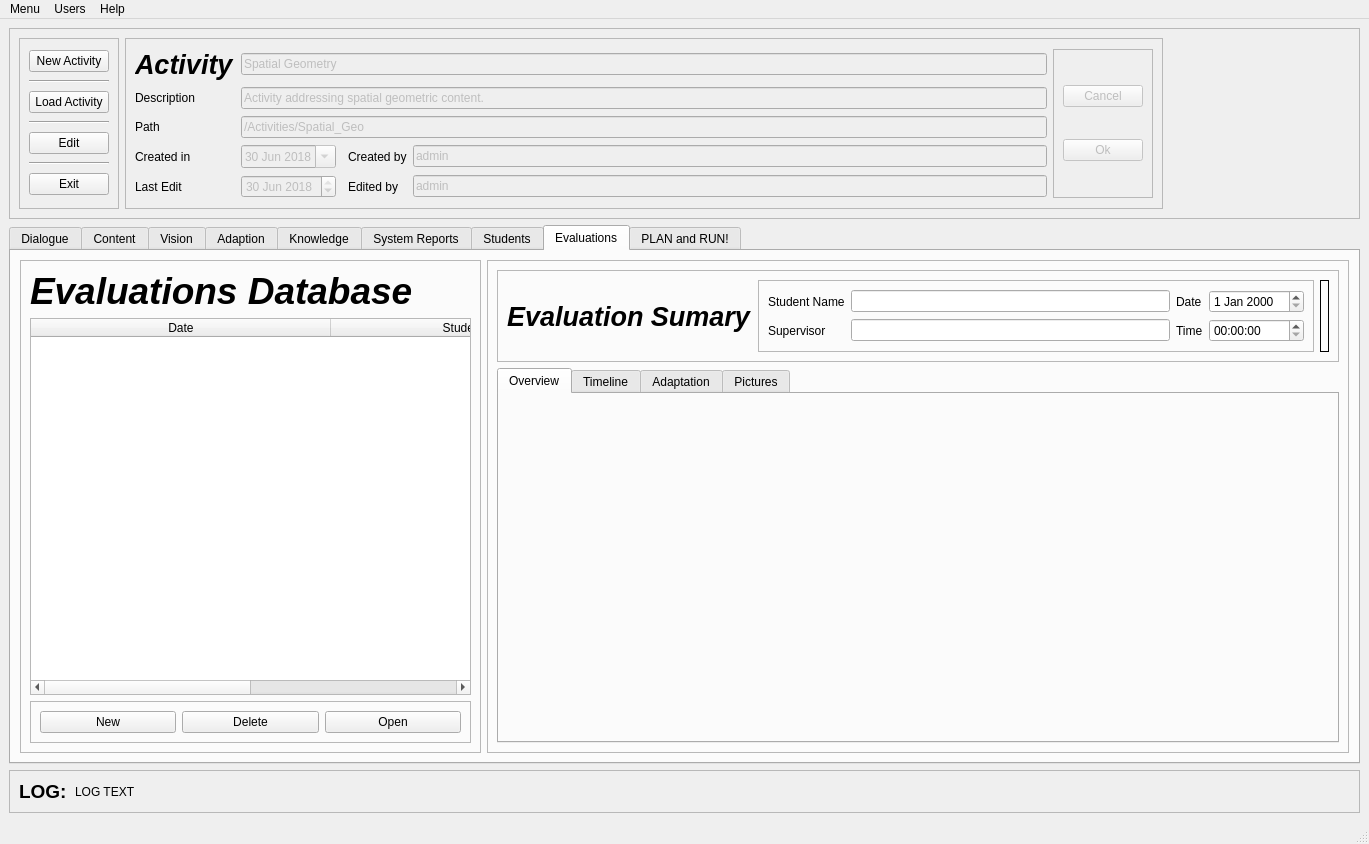
This is Arch_2_1/GUI/activities_Manager.ui in LAR-Educational/Architecture_v2_0 as Qt 5 draws it before an edit. The edited form follows.
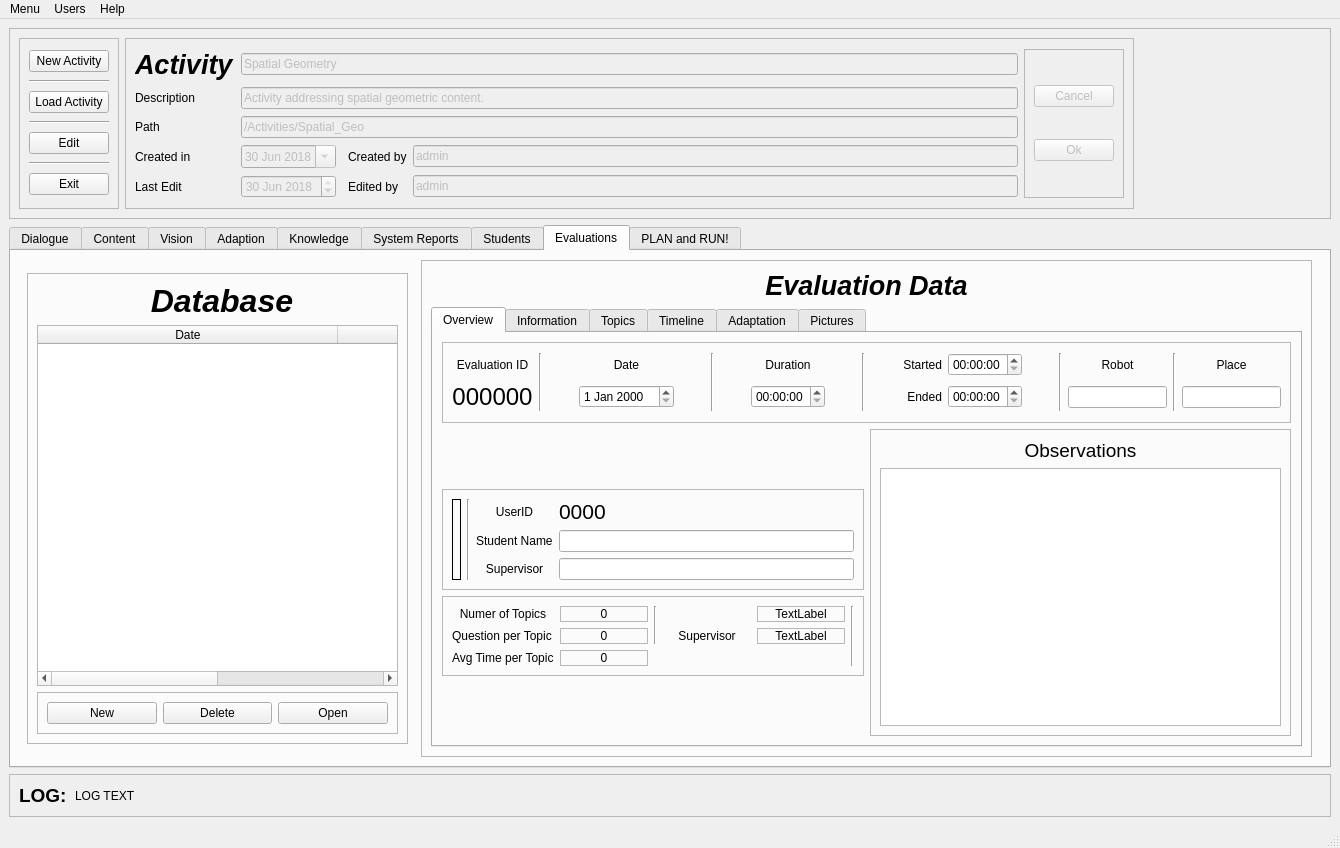
This is the edited form. The open tabs and pages were chosen to show the change. Icons and pictures are not drawn.

Commit message: users wit figure

```diff
--- a/Arch_2_1/GUI/activities_Manager.ui
+++ b/Arch_2_1/GUI/activities_Manager.ui
@@ -6,8 +6,8 @@
    <rect>
     <x>0</x>
     <y>0</y>
-    <width>1369</width>
-    <height>844</height>
+    <width>1340</width>
+    <height>848</height>
    </rect>
   </property>
   <property name="font">
@@ -3661,8 +3661,8 @@
          <widget class="QFrame" name="frame_26">
           <property name="maximumSize">
            <size>
-            <width>461</width>
-            <height>521</height>
+            <width>381</width>
+            <height>471</height>
            </size>
           </property>
           <property name="frameShape">
@@ -3677,14 +3677,17 @@
              <property name="font">
               <font>
                <family>Ubuntu</family>
-               <pointsize>28</pointsize>
+               <pointsize>24</pointsize>
                <weight>75</weight>
                <italic>true</italic>
                <bold>true</bold>
               </font>
              </property>
              <property name="text">
-              <string>Evaluations Database</string>
+              <string> Database</string>
+             </property>
+             <property name="alignment">
+              <set>Qt::AlignCenter</set>
              </property>
             </widget>
            </item>
@@ -3766,6 +3769,35 @@
           </property>
           <layout class="QGridLayout" name="gridLayout_39">
            <item row="0" column="0">
+            <widget class="QLabel" name="label_38">
+             <property name="font">
+              <font>
+               <family>Ubuntu</family>
+               <pointsize>20</pointsize>
+               <weight>75</weight>
+               <italic>true</italic>
+               <bold>true</bold>
+              </font>
+             </property>
+             <property name="text">
+              <string>Evaluation Data</string>
+             </property>
+             <property name="alignment">
+              <set>Qt::AlignCenter</set>
+             </property>
+            </widget>
+           </item>
+           <item row="1" column="0">
+            <widget class="QTabWidget" name="tabWidget">
+             <property name="currentIndex">
+              <number>0</number>
+             </property>
+             <widget class="QWidget" name="tab_16">
+              <attribute name="title">
+               <string>Overview</string>
+              </attribute>
+              <layout class="QGridLayout" name="gridLayout_58">
+               <item row="3" column="0">
             <widget class="QFrame" name="frame_47">
              <property name="frameShape">
               <enum>QFrame::StyledPanel</enum>
@@ -3774,24 +3806,136 @@
               <enum>QFrame::Raised</enum>
              </property>
              <layout class="QGridLayout" name="gridLayout_56">
+                  <item row="1" column="3">
+                   <widget class="QLabel" name="label_142">
+                    <property name="text">
+                     <string>Supervisor</string>
+                    </property>
+                    <property name="alignment">
+                     <set>Qt::AlignCenter</set>
+                    </property>
+                   </widget>
+                  </item>
+                  <item row="0" column="5" rowspan="3">
+                   <widget class="Line" name="line_11">
+                    <property name="orientation">
+                     <enum>Qt::Vertical</enum>
+                    </property>
+                   </widget>
+                  </item>
               <item row="0" column="0">
-               <widget class="QLabel" name="label_38">
-                <property name="font">
-                 <font>
-                  <family>Ubuntu</family>
-                  <pointsize>20</pointsize>
-                  <weight>75</weight>
-                  <italic>true</italic>
-                  <bold>true</bold>
-                 </font>
-                </property>
+                   <widget class="QLabel" name="label_141">
                 <property name="text">
-                 <string>Evaluation Sumary</string>
+                     <string>Numer of Topics</string>
+                    </property>
+                    <property name="alignment">
+                     <set>Qt::AlignCenter</set>
+                    </property>
+                   </widget>
+                  </item>
+                  <item row="0" column="2" rowspan="2">
+                   <widget class="Line" name="line_8">
+                    <property name="orientation">
+                     <enum>Qt::Vertical</enum>
                 </property>
                </widget>
               </item>
               <item row="0" column="1">
+                   <widget class="QLabel" name="label_145">
+                    <property name="frameShape">
+                     <enum>QFrame::StyledPanel</enum>
+                    </property>
+                    <property name="text">
+                     <string>0</string>
+                    </property>
+                    <property name="alignment">
+                     <set>Qt::AlignCenter</set>
+                    </property>
+                   </widget>
+                  </item>
+                  <item row="0" column="4">
+                   <widget class="QLabel" name="label_54">
+                    <property name="frameShape">
+                     <enum>QFrame::StyledPanel</enum>
+                    </property>
+                    <property name="text">
+                     <string>TextLabel</string>
+                    </property>
+                    <property name="alignment">
+                     <set>Qt::AlignCenter</set>
+                    </property>
+                   </widget>
+                  </item>
+                  <item row="1" column="1">
+                   <widget class="QLabel" name="label_147">
+                    <property name="frameShape">
+                     <enum>QFrame::StyledPanel</enum>
+                    </property>
+                    <property name="text">
+                     <string>0</string>
+                    </property>
+                    <property name="alignment">
+                     <set>Qt::AlignCenter</set>
+                    </property>
+                   </widget>
+                  </item>
+                  <item row="1" column="4">
+                   <widget class="QLabel" name="label_144">
+                    <property name="frameShape">
+                     <enum>QFrame::StyledPanel</enum>
+                    </property>
+                    <property name="text">
+                     <string>TextLabel</string>
+                    </property>
+                    <property name="alignment">
+                     <set>Qt::AlignCenter</set>
+                    </property>
+                   </widget>
+                  </item>
+                  <item row="2" column="1">
+                   <widget class="QLabel" name="label_146">
+                    <property name="frameShape">
+                     <enum>QFrame::StyledPanel</enum>
+                    </property>
+                    <property name="text">
+                     <string>0</string>
+                    </property>
+                    <property name="alignment">
+                     <set>Qt::AlignCenter</set>
+                    </property>
+                   </widget>
+                  </item>
+                  <item row="2" column="0">
+                   <widget class="QLabel" name="label_139">
+                    <property name="text">
+                     <string>Avg Time per Topic</string>
+                    </property>
+                   </widget>
+                  </item>
+                  <item row="1" column="0">
+                   <widget class="QLabel" name="label_140">
+                    <property name="text">
+                     <string>Question per Topic</string>
+                    </property>
+                   </widget>
+                  </item>
+                 </layout>
+                </widget>
+               </item>
+               <item row="0" column="0" colspan="2">
                <widget class="QFrame" name="frame_28">
+                 <property name="minimumSize">
+                  <size>
+                   <width>849</width>
+                   <height>81</height>
+                  </size>
+                 </property>
+                 <property name="maximumSize">
+                  <size>
+                   <width>849</width>
+                   <height>81</height>
+                  </size>
+                 </property>
                 <property name="frameShape">
                  <enum>QFrame::StyledPanel</enum>
                 </property>
@@ -3799,50 +3943,267 @@
                  <enum>QFrame::Raised</enum>
                 </property>
                 <layout class="QGridLayout" name="gridLayout_24">
-                 <item row="0" column="0">
-                  <widget class="QLabel" name="label_11">
-                   <property name="text">
-                    <string>Student Name</string>
-                   </property>
-                  </widget>
-                 </item>
-                 <item row="0" column="1">
-                  <widget class="QLineEdit" name="lineEdit"/>
-                 </item>
-                 <item row="0" column="2">
+                  <item row="0" column="4">
                   <widget class="QLabel" name="label_53">
                    <property name="text">
                     <string>Date</string>
                    </property>
-                  </widget>
-                 </item>
-                 <item row="0" column="3">
+                    <property name="alignment">
+                     <set>Qt::AlignCenter</set>
+                    </property>
+                   </widget>
+                  </item>
+                  <item row="1" column="0">
+                   <widget class="QLabel" name="label_136">
+                    <property name="font">
+                     <font>
+                      <pointsize>18</pointsize>
+                     </font>
+                    </property>
+                    <property name="text">
+                     <string>000000</string>
+                    </property>
+                    <property name="alignment">
+                     <set>Qt::AlignCenter</set>
+                    </property>
+                   </widget>
+                  </item>
+                  <item row="0" column="0">
+                   <widget class="QLabel" name="label_135">
+                    <property name="text">
+                     <string>Evaluation ID</string>
+                    </property>
+                    <property name="alignment">
+                     <set>Qt::AlignCenter</set>
+                    </property>
+                   </widget>
+                  </item>
+                  <item row="1" column="8">
+                   <widget class="QTimeEdit" name="timeEdit_4"/>
+                  </item>
+                  <item row="0" column="8">
+                   <widget class="QLabel" name="label_143">
+                    <property name="text">
+                     <string>Duration</string>
+                    </property>
+                    <property name="alignment">
+                     <set>Qt::AlignCenter</set>
+                    </property>
+                   </widget>
+                  </item>
+                  <item row="1" column="4">
                   <widget class="QDateEdit" name="dateEdit_2"/>
                  </item>
-                 <item row="1" column="0">
+                  <item row="0" column="2" rowspan="2">
+                   <widget class="Line" name="line_4">
+                    <property name="orientation">
+                     <enum>Qt::Vertical</enum>
+                    </property>
+                   </widget>
+                  </item>
+                  <item row="0" column="13">
+                   <widget class="QTimeEdit" name="timeEdit_3"/>
+                  </item>
+                  <item row="1" column="13">
+                   <widget class="QTimeEdit" name="timeEdit_2"/>
+                  </item>
+                  <item row="0" column="6" rowspan="2">
+                   <widget class="Line" name="line_9">
+                    <property name="orientation">
+                     <enum>Qt::Vertical</enum>
+                    </property>
+                   </widget>
+                  </item>
+                  <item row="0" column="10" rowspan="2">
+                   <widget class="Line" name="line_10">
+                    <property name="orientation">
+                     <enum>Qt::Vertical</enum>
+                    </property>
+                   </widget>
+                  </item>
+                  <item row="0" column="12">
+                   <widget class="QLabel" name="label_137">
+                    <property name="text">
+                     <string>Started</string>
+                    </property>
+                    <property name="alignment">
+                     <set>Qt::AlignRight|Qt::AlignTrailing|Qt::AlignVCenter</set>
+                    </property>
+                   </widget>
+                  </item>
+                  <item row="1" column="12">
+                   <widget class="QLabel" name="label_138">
+                    <property name="text">
+                     <string>Ended</string>
+                    </property>
+                    <property name="alignment">
+                     <set>Qt::AlignRight|Qt::AlignTrailing|Qt::AlignVCenter</set>
+                    </property>
+                   </widget>
+                  </item>
+                  <item row="0" column="11">
+                   <spacer name="horizontalSpacer_24">
+                    <property name="orientation">
+                     <enum>Qt::Horizontal</enum>
+                    </property>
+                    <property name="sizeHint" stdset="0">
+                     <size>
+                      <width>40</width>
+                      <height>20</height>
+                     </size>
+                    </property>
+                   </spacer>
+                  </item>
+                  <item row="0" column="7">
+                   <spacer name="horizontalSpacer_22">
+                    <property name="orientation">
+                     <enum>Qt::Horizontal</enum>
+                    </property>
+                    <property name="sizeHint" stdset="0">
+                     <size>
+                      <width>40</width>
+                      <height>20</height>
+                     </size>
+                    </property>
+                   </spacer>
+                  </item>
+                  <item row="0" column="18">
+                   <widget class="QLabel" name="label_148">
+                    <property name="text">
+                     <string>Place</string>
+                    </property>
+                    <property name="alignment">
+                     <set>Qt::AlignCenter</set>
+                    </property>
+                   </widget>
+                  </item>
+                  <item row="0" column="15" rowspan="2">
+                   <widget class="Line" name="line_6">
+                    <property name="orientation">
+                     <enum>Qt::Vertical</enum>
+                    </property>
+                   </widget>
+                  </item>
+                  <item row="0" column="16">
                   <widget class="QLabel" name="label_28">
                    <property name="text">
-                    <string>Supervisor</string>
-                   </property>
-                  </widget>
-                 </item>
-                 <item row="1" column="1">
+                     <string>Robot</string>
+                    </property>
+                    <property name="alignment">
+                     <set>Qt::AlignCenter</set>
+                    </property>
+                   </widget>
+                  </item>
+                  <item row="0" column="9">
+                   <spacer name="horizontalSpacer_23">
+                    <property name="orientation">
+                     <enum>Qt::Horizontal</enum>
+                    </property>
+                    <property name="sizeHint" stdset="0">
+                     <size>
+                      <width>40</width>
+                      <height>20</height>
+                     </size>
+                    </property>
+                   </spacer>
+                  </item>
+                  <item row="0" column="14">
+                   <spacer name="horizontalSpacer_26">
+                    <property name="orientation">
+                     <enum>Qt::Horizontal</enum>
+                    </property>
+                    <property name="sizeHint" stdset="0">
+                     <size>
+                      <width>40</width>
+                      <height>20</height>
+                     </size>
+                    </property>
+                   </spacer>
+                  </item>
+                  <item row="0" column="5">
+                   <spacer name="horizontalSpacer_21">
+                    <property name="orientation">
+                     <enum>Qt::Horizontal</enum>
+                    </property>
+                    <property name="sizeHint" stdset="0">
+                     <size>
+                      <width>40</width>
+                      <height>20</height>
+                     </size>
+                    </property>
+                   </spacer>
+                  </item>
+                  <item row="1" column="16">
+                   <widget class="QLineEdit" name="lineEdit"/>
+                  </item>
+                  <item row="0" column="17" rowspan="2">
+                   <widget class="Line" name="line_13">
+                    <property name="orientation">
+                     <enum>Qt::Vertical</enum>
+                    </property>
+                   </widget>
+                  </item>
+                  <item row="0" column="3">
+                   <spacer name="horizontalSpacer_20">
+                    <property name="orientation">
+                     <enum>Qt::Horizontal</enum>
+                    </property>
+                    <property name="sizeHint" stdset="0">
+                     <size>
+                      <width>40</width>
+                      <height>20</height>
+                     </size>
+                    </property>
+                   </spacer>
+                  </item>
+                  <item row="1" column="18">
                   <widget class="QLineEdit" name="lineEdit_2"/>
                  </item>
-                 <item row="1" column="2">
-                  <widget class="QLabel" name="label_54">
-                   <property name="text">
-                    <string>Time</string>
-                   </property>
-                  </widget>
-                 </item>
-                 <item row="1" column="3">
-                  <widget class="QTimeEdit" name="timeEdit"/>
-                 </item>
                 </layout>
                </widget>
               </item>
-              <item row="0" column="2">
+               <item row="2" column="0">
+                <widget class="QFrame" name="frame_73">
+                 <property name="frameShape">
+                  <enum>QFrame::StyledPanel</enum>
+                 </property>
+                 <property name="frameShadow">
+                  <enum>QFrame::Raised</enum>
+                 </property>
+                 <layout class="QGridLayout" name="gridLayout_57">
+                  <item row="1" column="1" rowspan="3">
+                   <widget class="Line" name="line_12">
+                    <property name="orientation">
+                     <enum>Qt::Vertical</enum>
+                    </property>
+                   </widget>
+                  </item>
+                  <item row="3" column="2">
+                   <widget class="QLabel" name="label_153">
+                    <property name="text">
+                     <string>Supervisor</string>
+                    </property>
+                    <property name="alignment">
+                     <set>Qt::AlignCenter</set>
+                    </property>
+                   </widget>
+                  </item>
+                  <item row="1" column="3">
+                   <widget class="QLabel" name="label_156">
+                    <property name="font">
+                     <font>
+                      <pointsize>16</pointsize>
+                     </font>
+                    </property>
+                    <property name="text">
+                     <string>0000</string>
+                    </property>
+                    <property name="alignment">
+                     <set>Qt::AlignLeading|Qt::AlignLeft|Qt::AlignVCenter</set>
+                    </property>
+                   </widget>
+                  </item>
+                  <item row="1" column="0" rowspan="3">
                <widget class="QLabel" name="Userimage">
                 <property name="minimumSize">
                  <size>
@@ -3879,17 +4240,104 @@
                 </property>
                </widget>
               </item>
+                  <item row="2" column="2">
+                   <widget class="QLabel" name="label_154">
+                    <property name="text">
+                     <string>Student Name</string>
+                    </property>
+                   </widget>
+                  </item>
+                  <item row="3" column="3">
+                   <widget class="QLineEdit" name="lineEdit_4"/>
+                  </item>
+                  <item row="2" column="3">
+                   <widget class="QLineEdit" name="lineEdit_3"/>
+                  </item>
+                  <item row="1" column="2">
+                   <widget class="QLabel" name="label_155">
+                    <property name="text">
+                     <string>UserID</string>
+                    </property>
+                    <property name="alignment">
+                     <set>Qt::AlignCenter</set>
+                    </property>
+                   </widget>
+                  </item>
              </layout>
             </widget>
            </item>
-           <item row="2" column="0">
-            <widget class="QTabWidget" name="tabWidget">
-             <property name="currentIndex">
-              <number>0</number>
-             </property>
+               <item row="1" column="1" rowspan="4">
+                <widget class="QFrame" name="frame_74">
+                 <property name="frameShape">
+                  <enum>QFrame::StyledPanel</enum>
+                 </property>
+                 <property name="frameShadow">
+                  <enum>QFrame::Raised</enum>
+                 </property>
+                 <layout class="QVBoxLayout" name="verticalLayout_14">
+                  <item>
+                   <widget class="QLabel" name="label_11">
+                    <property name="font">
+                     <font>
+                      <pointsize>14</pointsize>
+                     </font>
+                    </property>
+                    <property name="text">
+                     <string>Observations</string>
+                    </property>
+                    <property name="alignment">
+                     <set>Qt::AlignCenter</set>
+                    </property>
+                   </widget>
+                  </item>
+                  <item>
+                   <widget class="QTextEdit" name="textEdit"/>
+                  </item>
+                 </layout>
+                </widget>
+               </item>
+              </layout>
+             </widget>
              <widget class="QWidget" name="tab_12">
               <attribute name="title">
-               <string>Overview</string>
+               <string>Information</string>
+              </attribute>
+              <layout class="QHBoxLayout" name="horizontalLayout_3">
+               <item>
+                <widget class="QFrame" name="frame_19">
+                 <property name="frameShape">
+                  <enum>QFrame::StyledPanel</enum>
+                 </property>
+                 <property name="frameShadow">
+                  <enum>QFrame::Raised</enum>
+                 </property>
+                </widget>
+               </item>
+               <item>
+                <widget class="QFrame" name="frame_24">
+                 <property name="frameShape">
+                  <enum>QFrame::StyledPanel</enum>
+                 </property>
+                 <property name="frameShadow">
+                  <enum>QFrame::Raised</enum>
+                 </property>
+                </widget>
+               </item>
+               <item>
+                <widget class="QFrame" name="frame_72">
+                 <property name="frameShape">
+                  <enum>QFrame::StyledPanel</enum>
+                 </property>
+                 <property name="frameShadow">
+                  <enum>QFrame::Raised</enum>
+                 </property>
+                </widget>
+               </item>
+              </layout>
+             </widget>
+             <widget class="QWidget" name="tab_17">
+              <attribute name="title">
+               <string>Topics</string>
               </attribute>
              </widget>
              <widget class="QWidget" name="tab_13">
@@ -5417,7 +5865,7 @@
     <rect>
      <x>0</x>
      <y>0</y>
-     <width>1369</width>
+     <width>1340</width>
      <height>26</height>
     </rect>
    </property>
```
Left out of the diff: 2 changed lines with no effect on the pictures. Lines whose indentation alone changed are shown as unchanged.
